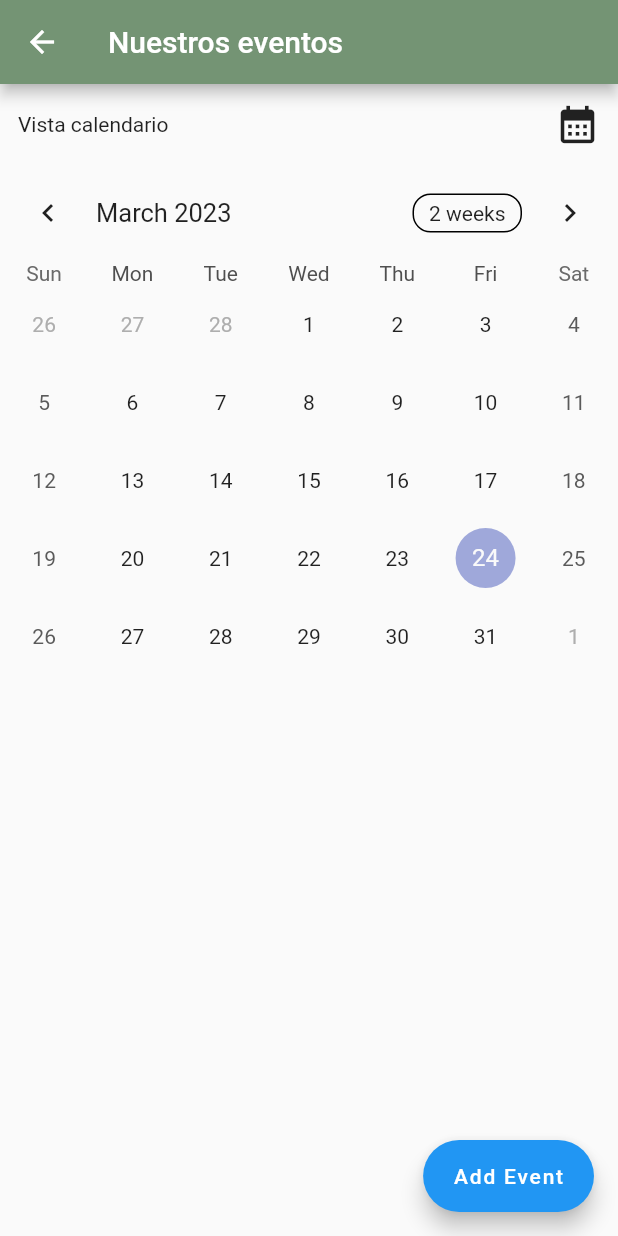
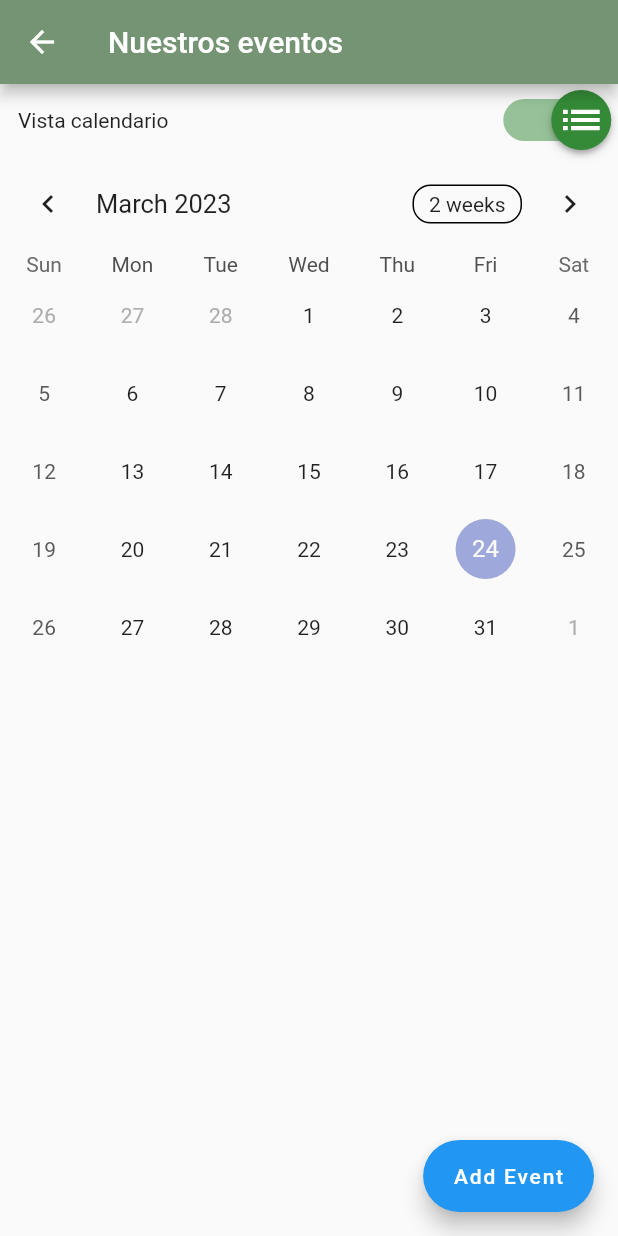
Before and after one commit to GuadaGamer/pmsn, a Flutter app: the EventosScreen screen opened by its route, on a phone screen of 412 x 824 dp. Run offline on Flutter 3.47's test engine with Material 2 defaults, Android fonts, the phone set to English and light mode, and no system bars; drawn by our look-alikes of table_calendar; our stand-ins replace concentric_transition, email_validator, get, image_picker, lottie, shared_preferences and 2 more; missing offline and left inert: day_night_switcher; accounts and stored records are empty; project files that could hold a hidden picture were left out.

Commit message:
swich update

```diff
--- a/lib/main.dart
+++ b/lib/main.dart
@@ -5,6 +5,7 @@ import 'package:psmnn/provider/flags_provider.dart';
 import 'package:psmnn/provider/theme_provider.dart';
 import 'package:psmnn/routes.dart';
 import 'package:psmnn/screens/home_screen.dart';
+import 'package:psmnn/screens/login_screen.dart';
 import 'package:shared_preferences/shared_preferences.dart';
 
 void main() async {
@@ -39,7 +40,7 @@ class PMSNApp extends StatelessWidget {
     return GetMaterialApp(
       theme: theme.getthemeData(),
       routes: getApplicationRoutes(),
-      home: Home(),
+      home: const LoginScreen(),
     );
   }
 }
--- a/lib/models/event_model.dart
+++ b/lib/models/event_model.dart
@@ -1,10 +1,8 @@
-import 'dart:ffi';
-
 class EventModel {
   int? idEvent;
   String? dscEvent;
   String? fechaEvemt;
-  Bool? completado;
+  bool? completado;
 
   EventModel({this.idEvent, this.dscEvent, this.fechaEvemt, this.completado});
   factory EventModel.fromMap(Map<String, dynamic> map) {
--- a/lib/screens/eventos_screen.dart
+++ b/lib/screens/eventos_screen.dart
@@ -23,15 +23,27 @@ class _EventosScreenState extends State<EventosScreen> {
   final titleController = TextEditingController();
   final descpController = TextEditingController();
 
+  final MaterialStateProperty<Icon?> thumbIcon =
+      MaterialStateProperty.resolveWith<Icon?>(
+    (Set<MaterialState> states) {
+      // Thumb icon when the switch is selected.
+      if (states.contains(MaterialState.selected)) {
+        return const Icon(
+          Icons.list_sharp,
+          color: Colors.white,
+        );
+      }
+      return const Icon(Icons.calendar_month, color: Colors.black);
+    },
+  );
+
   bool light = true;
 
   @override
   Widget build(BuildContext context) {
-
-
     return Scaffold(
       appBar: AppBar(
-        title: Text('Nuestros eventos'),
+        title: const Text('Nuestros eventos'),
       ),
       body: Column(
         children: [
@@ -40,17 +52,27 @@ class _EventosScreenState extends State<EventosScreen> {
             child: Row(
               mainAxisAlignment: MainAxisAlignment.spaceBetween,
               children: [
-                Padding(padding: const EdgeInsets.fromLTRB(12, 0, 0, 0), child: light == true ? const Text('Vista calendario'): const Text('Vista en lista'),),
-                IconButton(
-                  iconSize: 30.0,
-                  padding: const EdgeInsets.all(12),
-                  icon: light ==true ?
-                        Icon(Icons.calendar_month):Icon(Icons.list_sharp),
-                        onPressed: () {
+                Padding(
+                  padding: const EdgeInsets.fromLTRB(12, 0, 0, 0),
+                  child: light == true
+                      ? const Text('Vista calendario')
+                      : const Text('Vista en lista'),
+                ),
+                Padding(
+                  padding: const EdgeInsets.fromLTRB(0, 0, 14, 0),
+                  child: Transform.scale(
+                    scale: 2.0,
+                    child: Switch(
+                      activeColor: Color.fromARGB(255, 52, 138, 55),
+                      thumbIcon: thumbIcon,
+                      value: light,
+                      onChanged: (bool value) {
                         setState(() {
-                            light = !light;
+                          light = value;
                         });
-                          }
+                      },
+                    ),
+                  ),
                 ),
               ],
             ),
@@ -70,14 +92,16 @@ class _EventosScreenState extends State<EventosScreen> {
                   },
                   onPageChanged: (focusedDay) {
                     _focusedDay = focusedDay;
-            },)
-          : Text('Ok')
+                  },
+                )
+              : const Text('Ok'),
         ],
       ),
       floatingActionButton: FloatingActionButton.extended(
         onPressed: () => _showAddEventDialog(),
         label: const Text('Add Event'),
-      ),);
+      ),
+    );
     // Center(
     //   child: Column(
     //     mainAxisAlignment: MainAxisAlignment.center,
@@ -125,14 +149,14 @@ class _EventosScreenState extends State<EventosScreen> {
     //       const SizedBox(height: 20.0),
     //     ],
     //   ),
-
   }
 
-  _showAddEventDialog() async{
+  _showAddEventDialog() async {
     await showDialog(
         context: context,
         builder: (context) => AlertDialog(
-        title: const Text('Añadir un nuevo evemto', textAlign: TextAlign.center),
+              title: const Text('Añadir un nuevo evemto',
+                  textAlign: TextAlign.center),
               content: Column(
                 crossAxisAlignment: CrossAxisAlignment.stretch,
                 mainAxisSize: MainAxisSize.min,
@@ -153,7 +177,7 @@ class _EventosScreenState extends State<EventosScreen> {
                 TextButton(
                   child: const Text('Añadir evento'),
                   onPressed: () {
-              if(descpController.text.isEmpty){
+                    if (descpController.text.isEmpty) {
                       ScaffoldMessenger.of(context).showSnackBar(
                         const SnackBar(
                           content: Text('Se requiere descripción'),
@@ -161,17 +185,16 @@ class _EventosScreenState extends State<EventosScreen> {
                         ),
                       );
                       return;
-              }else{
+                    } else {
                       print(descpController.text);
 
-                setState(() {
-                });
+                      setState(() {});
 
                       Navigator.pop(context);
                     }
-            },)
+                  },
+                )
               ],
             ));
   }
-
 }
--- a/lib/widgets/item_post_widget.dart
+++ b/lib/widgets/item_post_widget.dart
@@ -14,14 +14,14 @@ class ItemPostModel extends StatelessWidget {
 
   @override
   Widget build(BuildContext context) {
-    final avatar = const CircleAvatar(
+    const avatar = CircleAvatar(
       backgroundImage: AssetImage('assets/profile.png'),
     );
 
-    final txtUser = const Text('Texto');
+    const txtUser = Text('Texto');
     final datePost = Text(objPostModel!.datePost!.toString());
 
-    final imgPost = Image(
+    const imgPost = Image(
       image: AssetImage('assets/lince.png'),
       width: 100,
       height: 100,
```
Also changed, not shown: pubspec.lock. Lines whose indentation alone changed are shown as unchanged.
